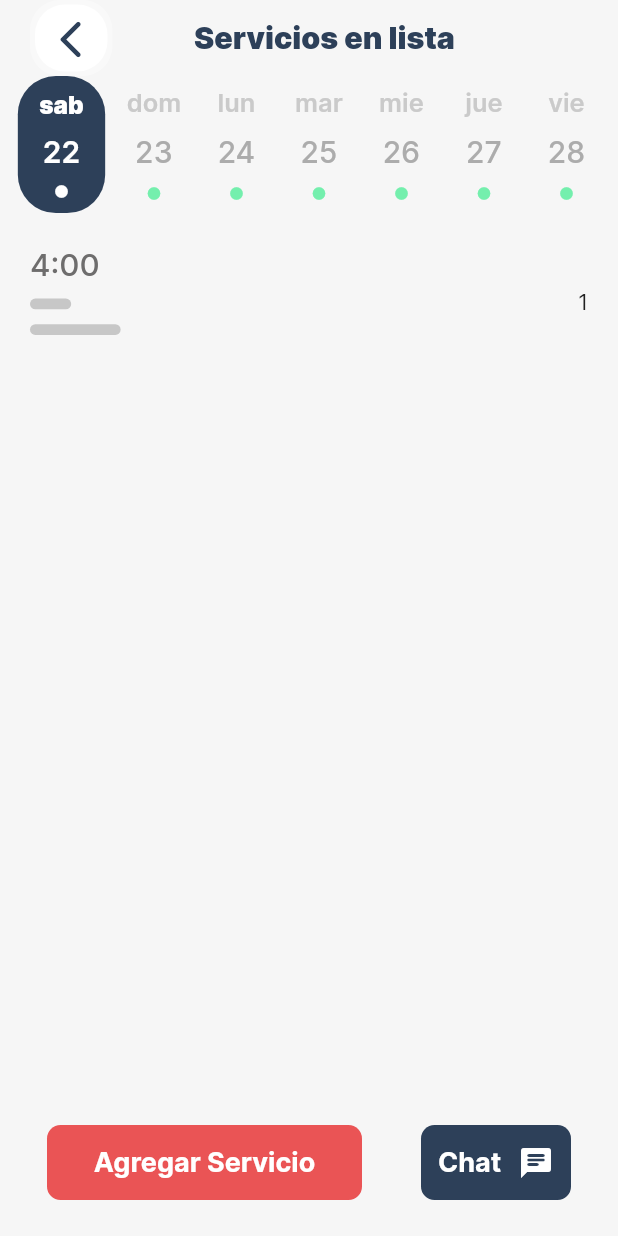
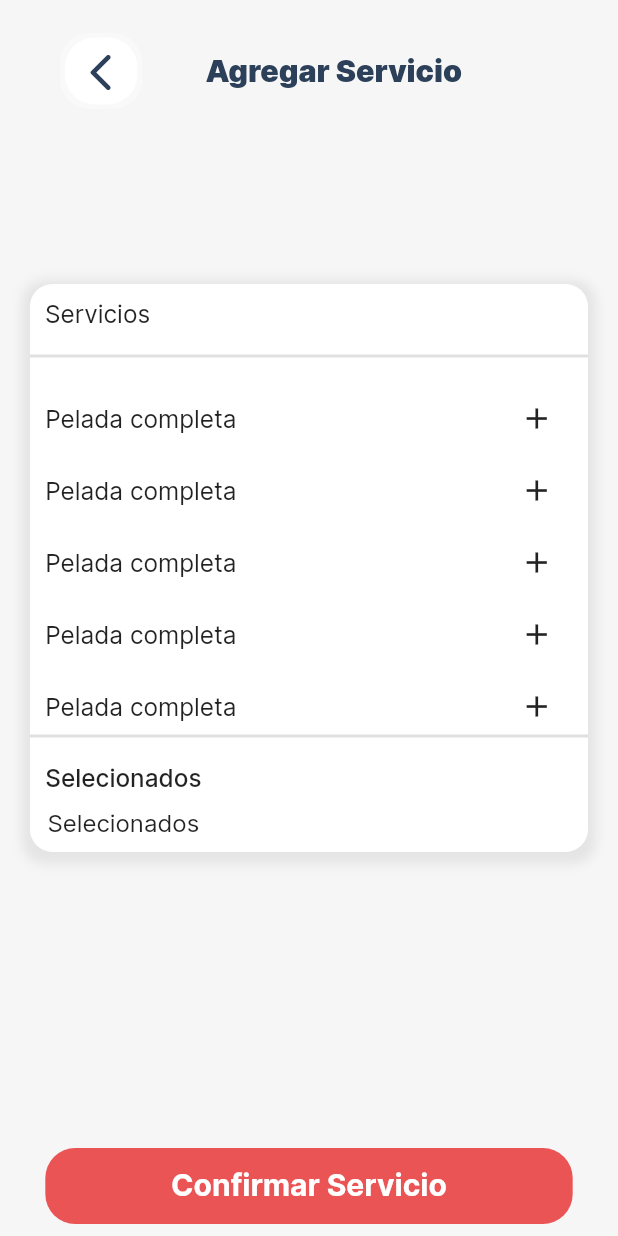
Before and after one commit to ancerox/BP, a Flutter app: the screen it shows after launch, on a phone screen of 412 x 824 dp. Run offline on Flutter 3.47's test engine with Material 2 defaults, Android fonts, the phone set to English and light mode, and no system bars; our stand-ins replace flutter_svg, pinput.

Commit message:
eddit Service Page & Alert build

```diff
--- /dev/null
+++ b/lib/Components/appbar.dart
@@ -0,0 +1,25 @@
+import 'package:flutter/material.dart';
+
+import '../colors.dart';
+import '../size_config.dart';
+import 'BackButton.dart';
+
+Widget appbar(BuildContext context, {text}) {
+  SizeConfig().init(context);
+  return Row(
+    children: [
+      CustomBackButton(),
+      Spacer(),
+      Text(
+        text,
+        style: TextStyle(
+            fontSize: getPSH(20),
+            color: kPrimeryColor,
+            fontWeight: FontWeight.w800),
+      ),
+      Spacer(
+        flex: 2,
+      ),
+    ],
+  );
+}
--- /dev/null
+++ b/lib/Screens/ServicesStylists/services_Stylists_page.dart
@@ -0,0 +1,256 @@
+import 'package:bp/Components/appbar.dart';
+import 'package:bp/Components/customButton.dart';
+import 'package:bp/colors.dart';
+import 'package:bp/size_config.dart';
+import 'package:flutter/cupertino.dart';
+import 'package:flutter/material.dart';
+
+class ServicesStylists extends StatefulWidget {
+  ServicesStylists({Key key}) : super(key: key);
+
+  @override
+  _ServicesStylistsState createState() => _ServicesStylistsState();
+}
+
+class _ServicesStylistsState extends State<ServicesStylists> {
+  @override
+  Widget build(BuildContext context) {
+    return Scaffold(
+      body: SafeArea(
+        child: Container(
+          margin: EdgeInsets.symmetric(horizontal: 20),
+          child: Column(
+            children: [
+              //
+              Expanded(child: appbar(context, text: 'Agregar Servicio')),
+              Spacer(),
+              //
+              // setHour(),
+              //
+              Expanded(flex: 4, child: servicesSt()),
+              Expanded(flex: 2, child: Container()),
+
+              CustomButton(
+                  text: 'Confirmar Servicio',
+                  context: context,
+                  pressd: () {
+                    confirmAlert();
+                  })
+            ],
+          ),
+        ),
+      ),
+    );
+  }
+
+  setHour() {}
+
+  Container servicesSt() {
+    return Container(
+        // padding: EdgeInsets.all(20),
+        height: getPSH(400),
+        width: double.infinity,
+        decoration: BoxDecoration(
+          boxShadow: [
+            BoxShadow(
+              color: Colors.grey.withOpacity(0.2),
+              spreadRadius: 5,
+              blurRadius: 6,
+              offset: Offset(0, 3), // changes position of shadow
+            ),
+          ],
+          color: Colors.white,
+          borderRadius: BorderRadius.circular(15),
+        ),
+        child: Column(
+          crossAxisAlignment: CrossAxisAlignment.start,
+          children: [
+            Container(
+              margin: EdgeInsets.all(10),
+              child: Text(
+                'Servicios',
+                style: TextStyle(fontSize: getPSH(16)),
+              ),
+            ),
+            Divider(
+              thickness: 2,
+            ),
+            SizedBox(
+              height: getPSH(10),
+            ),
+            Expanded(
+                child: ListView(
+              children: List.generate(
+                9,
+                (index) => Container(
+                  margin: EdgeInsets.symmetric(horizontal: getPSH(10)),
+                  child: Row(
+                    mainAxisAlignment: MainAxisAlignment.spaceBetween,
+                    children: [
+                      Text(
+                        'Pelada completa',
+                        style: TextStyle(fontSize: getPSH(16)),
+                      ),
+                      IconButton(
+                        icon: Icon(
+                          Icons.add,
+                          size: getPSH(23),
+                        ),
+                        onPressed: () {},
+                      ),
+                    ],
+                  ),
+                ),
+              ),
+            )),
+            Divider(
+              thickness: 2,
+            ),
+            Container(
+                margin: EdgeInsets.all(getPSH(10)),
+                child: Column(
+                  children: [
+                    Text(
+                      'Selecionados',
+                      style: TextStyle(
+                          fontWeight: FontWeight.w500, fontSize: getPSH(16)),
+                    ),
+                    SizedBox(
+                      height: 10,
+                    ),
+                    Text(
+                      'Selecionados',
+                      style: TextStyle(fontSize: 16),
+                    ),
+                  ],
+                ))
+          ],
+        ));
+  }
+
+  confirmAlert() {
+    showDialog(
+        barrierDismissible: true,
+        context: context,
+        builder: (context) {
+          return Dialog(
+            shape: RoundedRectangleBorder(
+              borderRadius: BorderRadius.circular(getPSH(30)),
+            ),
+            child: Container(
+              height: getPSH(250),
+              decoration:
+                  BoxDecoration(borderRadius: BorderRadius.circular(20)),
+              child: Stack(
+                children: <Widget>[
+                  Align(
+                    alignment: Alignment.topCenter,
+                    child: Column(
+                      children: [
+                        Container(
+                          margin: EdgeInsets.only(
+                              bottom: getPSH(10), top: getPSH(15)),
+                          width: getPSW(150),
+                          height: getPSH(3),
+                          decoration: BoxDecoration(
+                            color: Colors.red,
+                            borderRadius: BorderRadius.only(
+                              topLeft: Radius.circular(12),
+                              topRight: Radius.circular(12),
+                            ),
+                          ),
+                        ),
+                        Text(
+                          'Estas seguro ?',
+                          style: TextStyle(
+                              fontSize: getPSH(17),
+                              fontWeight: FontWeight.w600),
+                        ),
+                        SizedBox(
+                          height: getPSH(30),
+                        ),
+                        Container(
+                          margin: EdgeInsets.symmetric(horizontal: getPSW(20)),
+                          child: Text(
+                            'Vas a agendar un turno con Maria \nGuzman a las 9:00 Am. Es necesario que estes 10 minutos antes de la hora acordada',
+                            style: TextStyle(
+                                // fontWeight: FontWeight.w600,
+                                fontSize: getPSW(14)),
+                            textAlign: TextAlign.center,
+                          ),
+                        ),
+                        Expanded(
+                          flex: 2,
+                          child: Row(
+                            mainAxisAlignment: MainAxisAlignment.spaceEvenly,
+                            children: [
+                              TextButton(
+                                  onPressed: () {},
+                                  child: Container(
+                                      child: Center(
+                                          child: Text(
+                                        'De acuerdo',
+                                        style: TextStyle(
+                                            fontSize: 18,
+                                            color: Colors.white,
+                                            fontWeight: FontWeight.w600),
+                                      )),
+                                      height: getPSH(35),
+                                      width: getPSW(150),
+                                      decoration: BoxDecoration(
+                                          borderRadius:
+                                              BorderRadius.circular(9),
+                                          color: kSecundary))),
+                              TextButton(
+                                  onPressed: () {},
+                                  child: Container(
+                                      child: Center(
+                                        child: Text(
+                                          'No ahora',
+                                          style: TextStyle(
+                                              fontSize: 18,
+                                              color: Colors.white,
+                                              fontWeight: FontWeight.w600),
+                                        ),
+                                      ),
+                                      height: getPSH(35),
+                                      width: getPSW(100),
+                                      decoration: BoxDecoration(
+                                          borderRadius:
+                                              BorderRadius.circular(9),
+                                          color: kPrimeryColor))),
+                            ],
+                          ),
+                        )
+                      ],
+                    ),
+                  ),
+                  Align(
+                    // These values are based on trial & error method
+                    alignment: Alignment(1.07, -1.08),
+                    child: InkWell(
+                      onTap: () {
+                        Navigator.pop(context);
+                      },
+                      child: Container(
+                        height: getPSH(40),
+                        width: getPSW(40),
+                        decoration: BoxDecoration(
+                          color: kPrimeryColor,
+                          borderRadius: BorderRadius.circular(getPSH(20)),
+                        ),
+                        child: Icon(
+                          Icons.close,
+                          size: getPSH(30),
+                          color: Colors.white,
+                        ),
+                      ),
+                    ),
+                  ),
+                ],
+              ),
+            ),
+          );
+        });
+  }
+}
--- a/lib/Screens/dateTime/dateTime_Screen.dart
+++ b/lib/Screens/dateTime/dateTime_Screen.dart
@@ -1,5 +1,6 @@
 import 'package:bp/Components/BackButton.dart';
 import 'package:bp/Components/Hour.dart';
+import 'package:bp/Components/appbar.dart';
 import 'package:bp/colors.dart';
 import 'package:bp/size_config.dart';
 import 'package:flutter/material.dart';
@@ -83,7 +84,7 @@ class _DateTimePageState extends State<DateTimePage>
               child: Column(
                 children: [
                   //
-                  appbar(),
+                  appbar(context, text: 'Servicios en lista'),
                   //
                   TabBar(
                       isScrollable: true,
@@ -202,23 +203,4 @@ class _DateTimePageState extends State<DateTimePage>
             ),
           );
   }
-
-  Widget appbar() {
-    return Row(
-      children: [
-        CustomBackButton(),
-        Spacer(),
-        Text(
-          'Servicios en lista',
-          style: TextStyle(
-              fontSize: getPSH(20),
-              color: kPrimeryColor,
-              fontWeight: FontWeight.w800),
-        ),
-        Spacer(
-          flex: 2,
-        ),
-      ],
-    );
-  }
 }
--- a/lib/main.dart
+++ b/lib/main.dart
@@ -8,6 +8,7 @@ import 'package:flutter/material.dart';
 import 'package:flutter/services.dart';
 
 import 'Screens/HomePage/Home_page.dart';
+import 'Screens/ServicesStylists/services_Stylists_page.dart';
 import 'Screens/Splash/splash_S.dart';
 
 void main() {
@@ -24,6 +25,6 @@ class MyApp extends StatelessWidget {
         debugShowCheckedModeBanner: false,
         theme: themedata(),
         title: 'Material App',
-        home: DateTimePage());
+        home: ServicesStylists());
   }
 }
```
Also changed, not shown: 2 other files.
